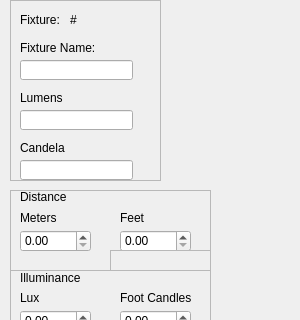
Qt form fixtureeditdialog.ui (themattkerr/FixtureCompare) before a commit; both pictures show x 0 to 300 and y 0 to 320 of the 300 by 466 pixel window.
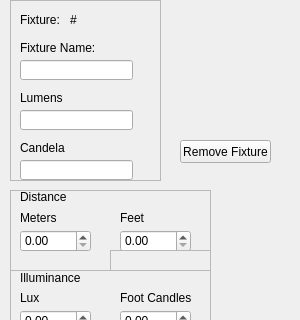
The same form after that commit.

Commit message: added the remove fixture funtion

The edit to the form file:
```diff
--- a/fixtureeditdialog.ui
+++ b/fixtureeditdialog.ui
@@ -823,6 +823,19 @@
     </property>
    </widget>
   </widget>
+  <widget class="QPushButton" name="RemoveFixture">
+   <property name="geometry">
+    <rect>
+     <x>180</x>
+     <y>140</y>
+     <width>91</width>
+     <height>23</height>
+    </rect>
+   </property>
+   <property name="text">
+    <string>Remove Fixture</string>
+   </property>
+  </widget>
  </widget>
  <resources/>
  <connections>
```
The commit also changes 11 other files.
